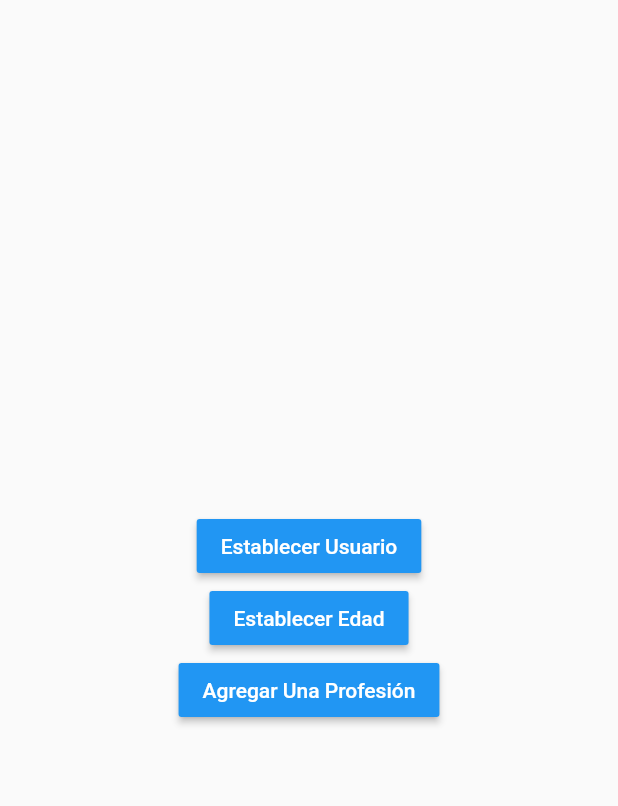
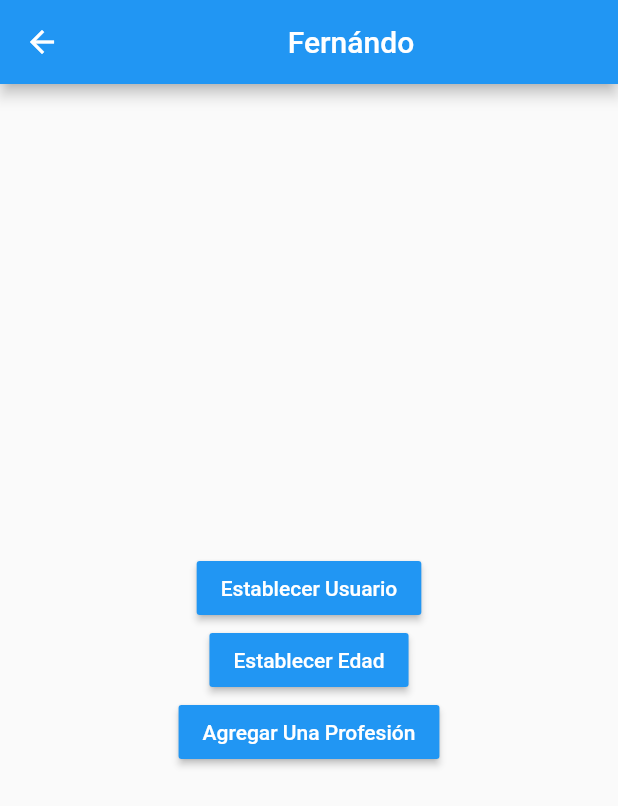
Before and after one commit to grmnfrnndz/flutter-state, a Flutter app: the Pagina2Page screen opened by its route, after a tap on "Establecer Usuario", on a phone screen of 412 x 824 dp. Shown: the top 806 px of the screen. Run offline on Flutter 3.47's test engine with Material 2 defaults, Android fonts, the phone set to English and light mode, and no system bars.

Commit message:
fin singleton

```diff
--- a/lib/src/models/usuario.dart
+++ b/lib/src/models/usuario.dart
@@ -16,5 +16,6 @@ class Usuario {
     required this.edad,
     this.profesiones=defaultValue});
 
+    // :assert(nombre != null) fuerza un error
 
 }
--- a/lib/src/pages/pagina1_page.dart
+++ b/lib/src/pages/pagina1_page.dart
@@ -1,3 +1,5 @@
+import 'package:estados_app/src/models/models.dart';
+import 'package:estados_app/src/services/usuario_service.dart';
 import 'package:flutter/material.dart';
 
 
@@ -9,7 +11,18 @@ class Pagina1Page extends StatelessWidget {
       appBar: AppBar(
         title: Center(child: Text('Pagina 1')),
       ),
-      body: InformacionUsuario(),
+      body: StreamBuilder(
+        stream: usuarioService.usuarioStream,
+        builder: (BuildContext context, AsyncSnapshot<Usuario> snapshot) {
+
+          return snapshot.hasData
+          ? InformacionUsuario(usuario: snapshot.data!)
+          : Center(child: Text('No hay información de usuario'));
+
+        },
+      ),
+
+
      floatingActionButton: FloatingActionButton(
        onPressed: () => Navigator.pushNamed(context, 'pagina2'),
        child: Icon(Icons.skip_next),
@@ -20,8 +33,18 @@ class Pagina1Page extends StatelessWidget {
 
 class InformacionUsuario extends StatelessWidget {
 
+  final Usuario usuario;
+
+  const InformacionUsuario({Key? key,
+  required this.usuario}) : super(key: key);
+
   @override
   Widget build(BuildContext context) {
+
+
+
+
+
     return Container(
       height: double.infinity,
       width: double.infinity,
@@ -31,8 +54,8 @@ class InformacionUsuario extends StatelessWidget {
         children: [
           Text('General', style: TextStyle(fontSize: 18, fontWeight: FontWeight.bold)),
           Divider(),
-          ListTile(title: Text('Nombre: ')),
-          ListTile(title: Text('Edad: ')),
+          ListTile(title: Text('Nombre: ${usuario.nombre}')),
+          ListTile(title: Text('Edad: ${usuario.edad}')),
 
           Text('Profesiones', style: TextStyle(fontSize: 18, fontWeight: FontWeight.bold)),
           Divider(),
--- a/lib/src/pages/pagina2_page.dart
+++ b/lib/src/pages/pagina2_page.dart
@@ -1,3 +1,5 @@
+import 'package:estados_app/src/models/models.dart';
+import 'package:estados_app/src/services/usuario_service.dart';
 import 'package:flutter/material.dart';
 
 
@@ -6,6 +8,18 @@ class Pagina2Page extends StatelessWidget {
   @override
   Widget build(BuildContext context) {
     return Scaffold(
+      appBar: AppBar(
+        title:  StreamBuilder(
+        stream: usuarioService.usuarioStream,
+        builder: (BuildContext context, AsyncSnapshot<Usuario> snapshot) {
+
+          return snapshot.hasData
+          ? Center(child: Text('${snapshot.data!.nombre}') )
+          : Center(child: Text('Page 2'));
+
+        }
+      )
+      ),
       body: Center(
         child: Column(
           mainAxisAlignment: MainAxisAlignment.center,
@@ -15,12 +29,18 @@ class Pagina2Page extends StatelessWidget {
               color: Colors.blue,
               onPressed: (){
 
+                final nuevoUsuario = Usuario(
+                  nombre: 'Fernándo',
+                  edad: 34,
+                );
+                usuarioService.cargarUsuario(nuevoUsuario);
+
             }),
             MaterialButton(
               child: Text('Establecer Edad', style: TextStyle(color: Colors.white),),
               color: Colors.blue,
               onPressed: (){
-
+                usuarioService.cambiarEdad(35);
             }),
             MaterialButton(
               child: Text('Agregar Una Profesión', style: TextStyle(color: Colors.white),),
--- /dev/null
+++ b/lib/src/services/usuario_service.dart
@@ -0,0 +1,39 @@
+import 'dart:async';
+
+import 'package:estados_app/src/models/models.dart';
+
+// clase privada
+class _UsuarioService {
+
+  Usuario? _usuario;
+
+
+  final _usuarioStreamController = StreamController<Usuario>.broadcast();
+
+  Stream<Usuario> get usuarioStream => _usuarioStreamController.stream;
+
+
+  Usuario? get usuario => this._usuario;
+  bool get existeUsuario => (this._usuario != null) ? true : false;
+
+
+  void cargarUsuario(Usuario user) {
+    this._usuario = user;
+    // estoy permite el redibujado en la vista
+    _usuarioStreamController.add(user);
+  }
+
+  void cambiarEdad(int edad) {
+    this._usuario!.edad = edad;
+    _usuarioStreamController.add(this._usuario!);
+  }
+
+
+  dispose() {
+    _usuarioStreamController.close();
+  }
+
+
+}
+
+final usuarioService = _UsuarioService();
```
Also changed, not shown: lib/src/services/services.dart (added).
